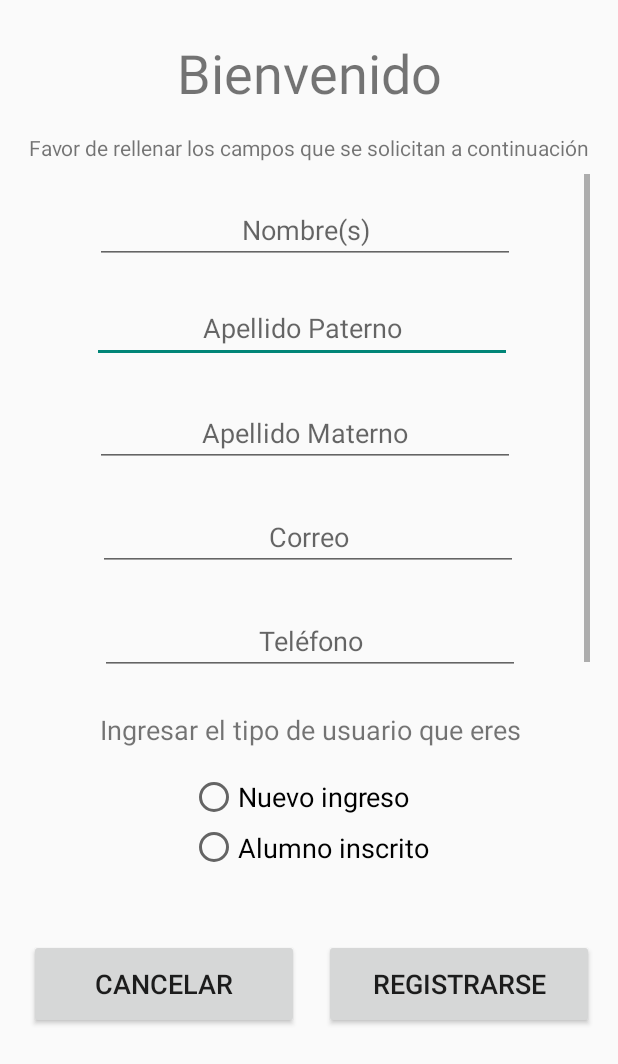
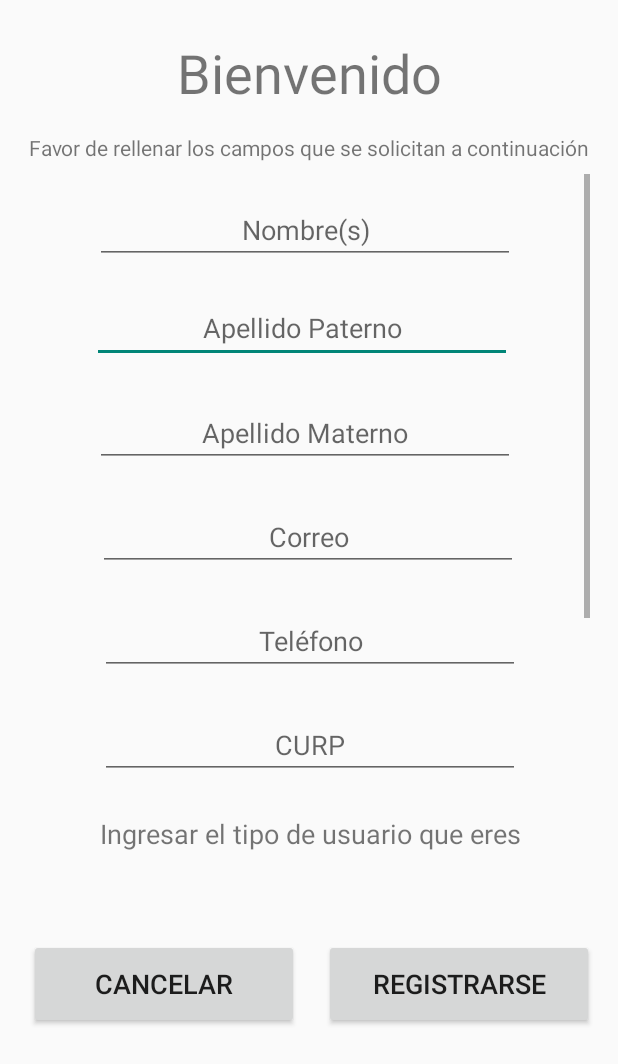
Before and after one commit to MariodelToro97/FileCloud, an Android app: the Registro screen opened directly, with no data from a screen before it, on a phone screen of 412 x 824 dp. Shown: the top 1064 px of the screen. Run offline under Robolectric (Android 15) with nearby library versions, the phone set to English and light mode, and no system bars; our stand-ins replace Firebase (no records; nobody signed in at launch, a user with empty details on screens opened directly).

Commit message:
Verificación registro
NOTA: Solamente se modificó la pantalla de Registro.
- Se implementó el campo de CURP en el registro de del usuario y todo lo que conlleva (Carga en BD).
- Se implementó el campo de verificación de usuario, éste será modificado por la aplicación Web cuando el administrador cheque que es un usuario válido.
- Se implementó la carga del documento que verifique la identidad del usuario que se registra.
- El scroll de esta pantalla es un problema visualmente, falta acomodarlo.

```diff
--- a/FileCloud Android/app/src/main/java/com/example/filecloud/documentosElegir.java
+++ b/FileCloud Android/app/src/main/java/com/example/filecloud/documentosElegir.java
@@ -17,7 +17,6 @@ import android.support.v7.app.AppCompatActivity;
 import android.os.Bundle;
 import android.support.v7.widget.LinearLayoutManager;
 import android.support.v7.widget.RecyclerView;
-import android.util.Log;
 import android.view.View;
 import android.widget.Button;
 
@@ -25,18 +24,15 @@ import android.widget.Toast;
 
 import com.google.android.gms.tasks.OnFailureListener;
 import com.google.android.gms.tasks.OnSuccessListener;
-import com.google.android.gms.tasks.Task;
 import com.google.firebase.database.DataSnapshot;
 import com.google.firebase.database.DatabaseError;
 import com.google.firebase.database.DatabaseReference;
 import com.google.firebase.database.FirebaseDatabase;
 import com.google.firebase.database.ValueEventListener;
 import com.google.firebase.storage.FirebaseStorage;
-import com.google.firebase.storage.OnProgressListener;
 import com.google.firebase.storage.StorageReference;
 import com.google.firebase.storage.UploadTask;
 
-import java.io.File;
 import java.text.SimpleDateFormat;
 import java.util.ArrayList;
 import java.util.Date;
@@ -68,7 +64,6 @@ public class documentosElegir extends AppCompatActivity {
     protected void onCreate(Bundle savedInstanceState) {
         super.onCreate(savedInstanceState);
         setContentView(R.layout.activity_documentos_elegir);
-        //ARCHIVO = null;
 
         btnCerrarSesion = findViewById(R.id.CerrarSesion);
         btnSolicitudes = findViewById(R.id.solicitudes);
--- a/FileCloud Android/app/src/main/java/com/example/filecloud/solicitudes.java
+++ b/FileCloud Android/app/src/main/java/com/example/filecloud/solicitudes.java
@@ -36,6 +36,7 @@ import java.text.SimpleDateFormat;
 import java.util.ArrayList;
 import java.util.Date;
 import java.util.Locale;
+import java.util.Objects;
 
 public class solicitudes extends AppCompatActivity {
 
@@ -118,7 +119,7 @@ public class solicitudes extends AppCompatActivity {
                     mDocumentosList.clear();
 
                     for (DataSnapshot ds : dataSnapshot.getChildren()) {
-                        mDocumentosList.add(new SolicitudesClass(ds.child("usuarioCreador").getValue().toString(), ds.getKey(), ds.child("fecha").getValue().toString(), ds.child("mensaje").getValue().toString()));
+                        mDocumentosList.add(new SolicitudesClass(Objects.requireNonNull(ds.child("usuarioCreador").getValue()).toString(), ds.getKey(), ds.child("fecha").getValue().toString(), ds.child("mensaje").getValue().toString()));
                     }
 
                     mAdapter = new solicitudesAdapter(R.layout.prueba_solicitudes, mDocumentosList);
@@ -127,7 +128,7 @@ public class solicitudes extends AppCompatActivity {
             }
 
             @Override
-            public void onCancelled(DatabaseError error) {
+            public void onCancelled(@NonNull DatabaseError error) {
                 // Failed to read value
                 Toast.makeText(getApplicationContext(), R.string.errorBD, Toast.LENGTH_LONG).show();
             }
--- a/FileCloud Android/app/src/main/res/layout/activity_registro.xml
+++ b/FileCloud Android/app/src/main/res/layout/activity_registro.xml
@@ -134,7 +134,7 @@
                 app:layout_constraintEnd_toEndOf="parent"
                 app:layout_constraintHorizontal_bias="0.512"
                 app:layout_constraintStart_toStartOf="parent"
-                app:layout_constraintTop_toBottomOf="@+id/phone" />
+                app:layout_constraintTop_toBottomOf="@+id/CURP" />
 
             <RadioGroup
                 android:id="@+id/radioGroup"
@@ -252,6 +252,21 @@
                 app:layout_constraintStart_toStartOf="parent"
                 app:layout_constraintTop_toBottomOf="@+id/correo" />
 
+            <EditText
+                android:id="@+id/CURP"
+                android:layout_width="280dp"
+                android:layout_height="wrap_content"
+                android:layout_marginStart="8dp"
+                android:layout_marginTop="24dp"
+                android:layout_marginEnd="8dp"
+                android:ems="10"
+                android:hint="@string/CURP"
+                android:inputType="textPersonName"
+                android:textAlignment="center"
+                app:layout_constraintEnd_toEndOf="parent"
+                app:layout_constraintStart_toStartOf="parent"
+                app:layout_constraintTop_toBottomOf="@+id/phone" />
+
         </android.support.constraint.ConstraintLayout>
     </ScrollView>
 
--- a/FileCloud Android/app/src/main/res/values/strings.xml
+++ b/FileCloud Android/app/src/main/res/values/strings.xml
@@ -63,4 +63,7 @@
     <string name="phone">Teléfono</string>
     <string name="confirmEditFile">Editar Documento</string>
     <string name="alertEditFile">¿Está seguro de editar el documento?</string>
+    <string name="CURP">CURP</string>
+    <string name="documentoVerificacion">Documento de verificación</string>
+    <string name="mensajeVerificacion">Para que su cuenta pueda ser verificada por los administradores, deberá subir un documento oficial que verifique la escolaridad de la que proviene (Credencial, comprobantes, certificado, etc.). ¿Desea proseguir con el proceso?</string>
 </resources>
```
Also changed, not shown: FileCloud Android/app/src/main/java/com/example/filecloud/Registro.java (+110 -14 lines).
